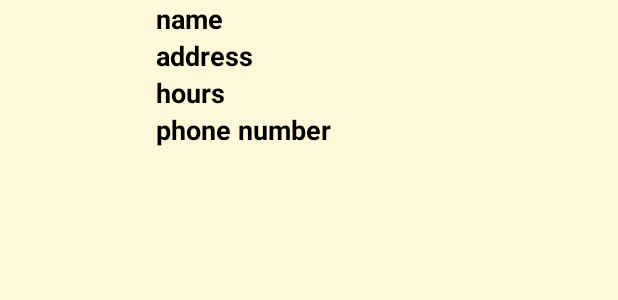
After one commit to Pkhotpanya/TourGuide, an Android app: the layout layout_list_item.xml on its own in the app's theme, with its tools: preview values and no code run, on a phone screen of 412 x 824 dp. The commit adds this screen. Shown: the top 300 px of the screen. Run offline under Robolectric (Android 15) with nearby library versions, the phone set to English and light mode, and no system bars.

Commit message:
Added list layout and adapter.

```diff
--- /dev/null
+++ b/app/src/main/res/layout/layout_list_item.xml
@@ -0,0 +1,52 @@
+<?xml version="1.0" encoding="utf-8"?>
+<RelativeLayout xmlns:android="http://schemas.android.com/apk/res/android"
+    xmlns:tools="http://schemas.android.com/tools"
+    android:layout_width="match_parent"
+    android:layout_height="match_parent"
+    android:background="#FFF7DA">
+
+    <ImageView
+        android:id="@+id/imageview_visual"
+        android:layout_width="88dp"
+        android:layout_height="88dp" />
+
+    <LinearLayout
+        android:layout_width="wrap_content"
+        android:layout_height="wrap_content"
+        android:layout_toRightOf="@id/imageview_visual"
+        android:orientation="vertical">
+
+        <TextView
+            android:id="@+id/textview_name"
+            style="@style/TextViewStyle"
+            android:layout_width="wrap_content"
+            android:layout_height="wrap_content"
+            android:paddingLeft="16dp"
+            tools:text="name" />
+
+        <TextView
+            android:id="@+id/textview_address"
+            style="@style/TextViewStyle"
+            android:layout_width="wrap_content"
+            android:layout_height="wrap_content"
+            android:paddingLeft="16dp"
+            tools:text="address" />
+
+        <TextView
+            android:id="@+id/textview_hours"
+            style="@style/TextViewStyle"
+            android:layout_width="wrap_content"
+            android:layout_height="wrap_content"
+            android:paddingLeft="16dp"
+            tools:text="hours" />
+
+        <TextView
+            android:id="@+id/textview_phone_number"
+            style="@style/TextViewStyle"
+            android:layout_width="wrap_content"
+            android:layout_height="wrap_content"
+            android:paddingLeft="16dp"
+            tools:text="phone number" />
+    </LinearLayout>
+
+</RelativeLayout>
--- a/app/src/main/res/values/styles.xml
+++ b/app/src/main/res/values/styles.xml
@@ -21,4 +21,10 @@
         <item name="textAllCaps">true</item>
     </style>
 
+    <style name="TextViewStyle">
+        <item name="android:textColor">#000000</item>
+        <item name="android:textStyle">bold</item>
+        <item name="android:textSize">18sp</item>
+    </style>
+
 </resources>
```
Also changed, not shown: app/src/main/java/com/example/android/tourguide/AttractionFragment.java (+1 -10 lines), app/src/main/java/com/example/android/tourguide/EventsFragment.java (+1 -10 lines), app/src/main/java/com/example/android/tourguide/Item.java (added, +51 -0 lines), app/src/main/java/com/example/android/tourguide/ItemAdapter.java (added, +76 -0 lines), app/src/main/java/com/example/android/tourguide/PlacesFragment.java (+1 -10 lines), app/src/main/java/com/example/android/tourguide/RestaurantFragment.java (+1 -10 lines), app/src/main/res/layout/fragment_attraction.xml (deleted, +0 -13 lines), app/src/main/res/layout/fragment_events.xml (deleted, +0 -13 lines), app/src/main/res/layout/fragment_places.xml (deleted, +0 -13 lines), app/src/main/res/layout/fragment_restaurant.xml (deleted, +0 -13 lines), app/src/main/res/layout/layout_list.xml (added, +13 -0 lines).
